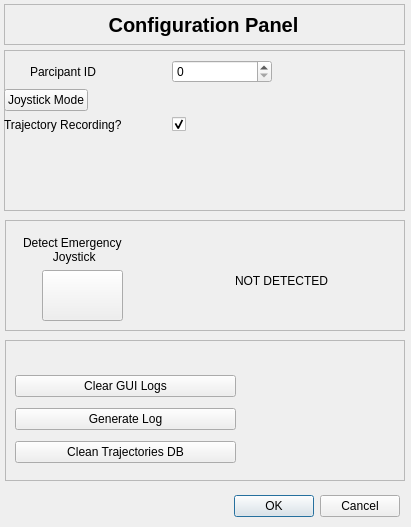
Qt form kinova_root/KinovaAdvancedGUI/configdialog.ui (LongfeiProjects/kinova-modules) before a commit.
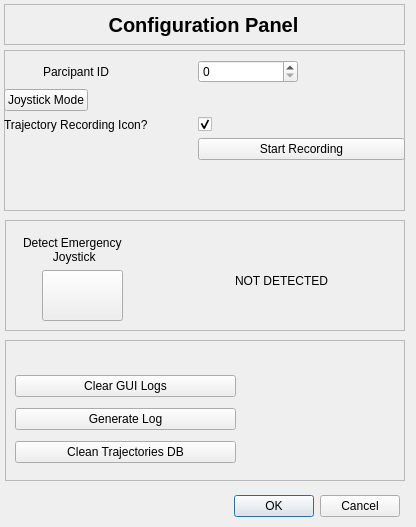
The same form after that commit. Icons and pictures are not drawn.

Commit message: recording blocks option

```diff
--- a/kinova_root/KinovaAdvancedGUI/configdialog.ui
+++ b/kinova_root/KinovaAdvancedGUI/configdialog.ui
@@ -6,7 +6,7 @@
    <rect>
     <x>0</x>
     <y>0</y>
-    <width>411</width>
+    <width>416</width>
     <height>527</height>
    </rect>
   </property>
@@ -109,7 +109,7 @@
      <item row="2" column="0">
       <widget class="QLabel" name="label_3">
        <property name="text">
-        <string>Trajectory Recording?</string>
+        <string>Trajectory Recording Icon?</string>
        </property>
       </widget>
      </item>
@@ -123,6 +123,19 @@
        </property>
       </widget>
      </item>
+     <item row="3" column="1">
+      <widget class="QPushButton" name="startRecordingButton">
+       <property name="toolTip">
+        <string>&lt;html&gt;&lt;head/&gt;&lt;body&gt;&lt;p&gt;Disable the arm control from the interface&lt;/p&gt;&lt;/body&gt;&lt;/html&gt;</string>
+       </property>
+       <property name="text">
+        <string>Start Recording</string>
+       </property>
+       <property name="checkable">
+        <bool>true</bool>
+       </property>
+      </widget>
+     </item>
     </layout>
    </widget>
   </widget>
```
The commit also changes 4 other files.
